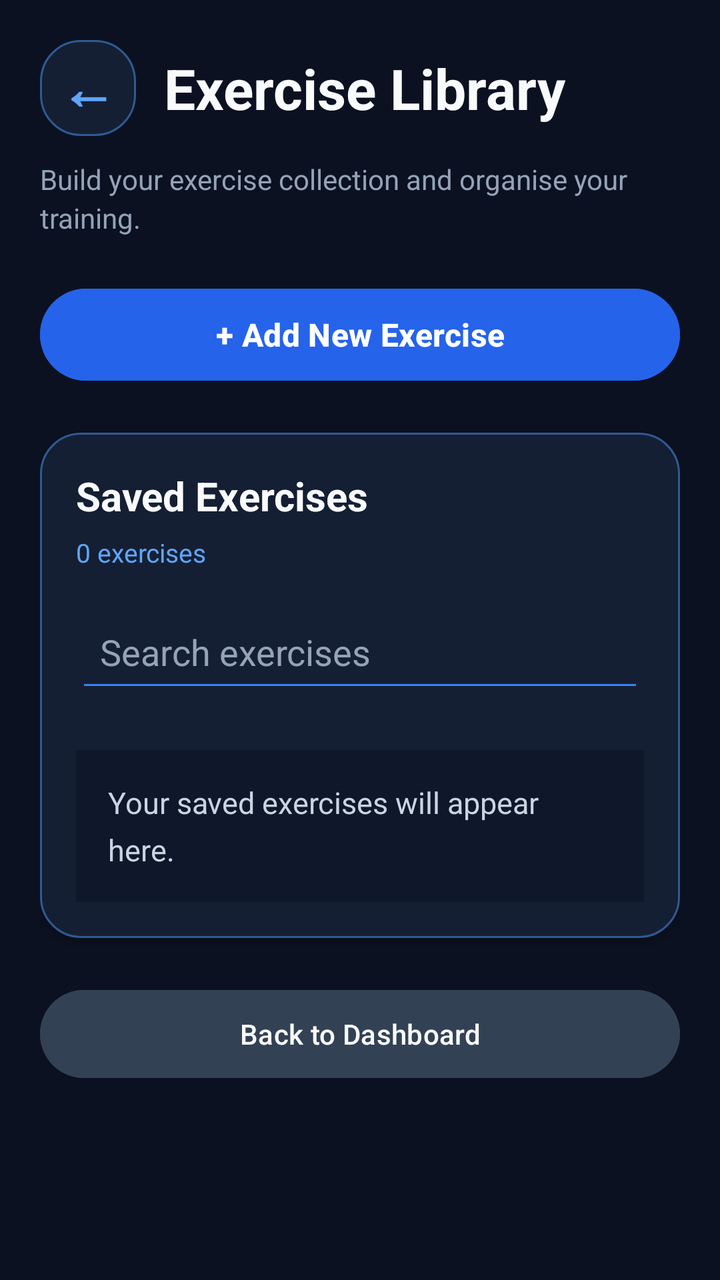
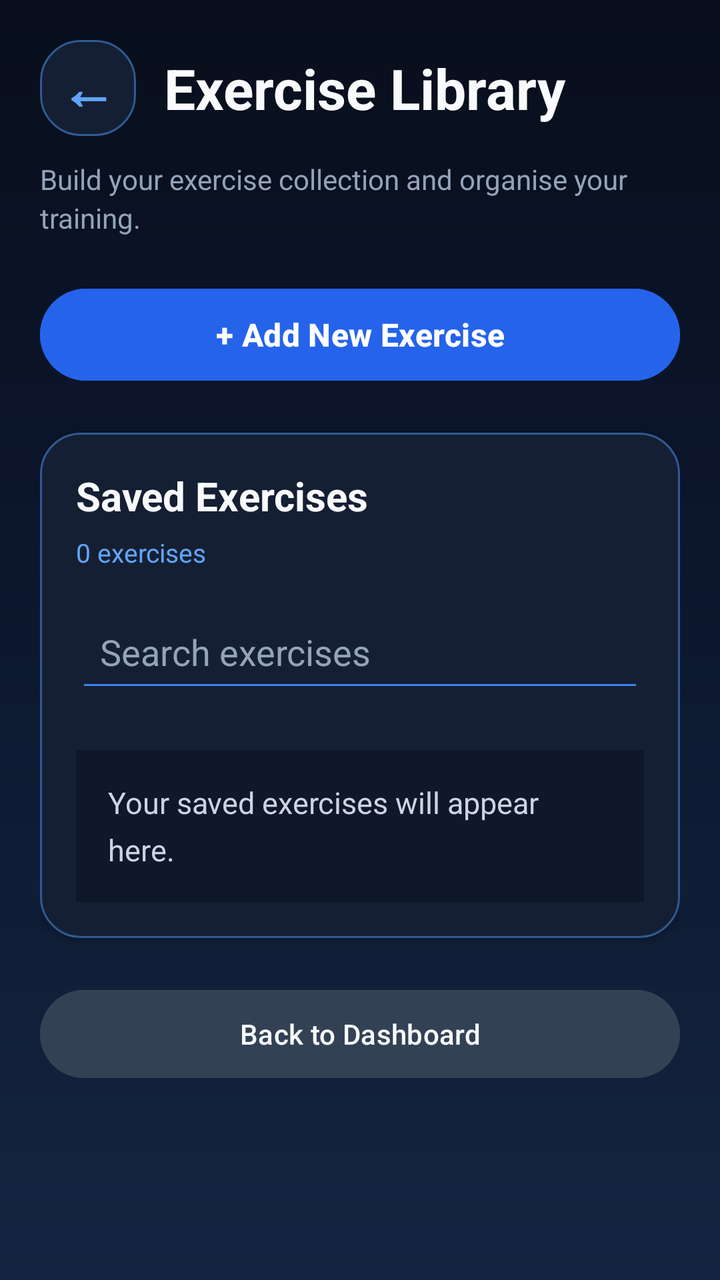

An Android layout rendered at two revisions. The XML below is the earlier revision; the diff shows what the commit changed to produce the second picture.
<!-- AndroidManifest.xml: application theme Theme.GymTrackerPro -->
<!-- res/layout/activity_exercises.xml -->
<?xml version="1.0" encoding="utf-8"?>
<ScrollView xmlns:android="http://schemas.android.com/apk/res/android"
    xmlns:app="http://schemas.android.com/apk/res-auto"
    android:layout_width="match_parent"
    android:layout_height="match_parent"
    android:background="#0B1120"
    android:fillViewport="true"
    android:scrollbars="none">

    <LinearLayout
        android:layout_width="match_parent"
        android:layout_height="wrap_content"
        android:orientation="vertical"
        android:padding="20dp">

        
        <LinearLayout
            android:layout_width="match_parent"
            android:layout_height="wrap_content"
            android:orientation="horizontal"
            android:gravity="center_vertical"
            android:layout_marginBottom="6dp">

            <TextView
                android:id="@+id/buttonBackArrow"
                android:layout_width="48dp"
                android:layout_height="48dp"
                android:background="@drawable/bg_card"
                android:gravity="center"
                android:text="←"
                android:textColor="#60A5FA"
                android:textSize="28sp"
                android:textStyle="bold"
                android:clickable="true"
                android:focusable="true"
                android:contentDescription="Back to Dashboard" />

            <TextView
                android:layout_width="0dp"
                android:layout_height="wrap_content"
                android:layout_weight="1"
                android:layout_marginStart="14dp"
                android:text="Exercise Library"
                android:textColor="#F8FAFC"
                android:textSize="28sp"
                android:textStyle="bold" />

        </LinearLayout>

        <TextView
            android:layout_width="match_parent"
            android:layout_height="wrap_content"
            android:layout_marginTop="6dp"
            android:layout_marginBottom="22dp"
            android:text="Build your exercise collection and organise your training."
            android:textColor="#94A3B8"
            android:textSize="14sp"
            android:lineSpacingExtra="3dp" />

        
        <Button
            android:id="@+id/buttonToggleAdd"
            android:layout_width="match_parent"
            android:layout_height="54dp"
            android:backgroundTint="#2563EB"
            android:text="+ Add New Exercise"
            android:textAllCaps="false"
            android:textColor="#FFFFFF"
            android:textSize="16sp"
            android:textStyle="bold" />

        
        <LinearLayout
            android:id="@+id/cardAddExercise"
            android:layout_width="match_parent"
            android:layout_height="wrap_content"
            android:layout_marginTop="16dp"
            android:background="@drawable/bg_card"
            android:elevation="3dp"
            android:orientation="vertical"
            android:padding="18dp"
            android:visibility="gone">

            <TextView
                android:layout_width="match_parent"
                android:layout_height="wrap_content"
                android:layout_marginBottom="18dp"
                android:text="Add a new exercise"
                android:textColor="#F8FAFC"
                android:textSize="19sp"
                android:textStyle="bold" />

            <TextView
                android:layout_width="match_parent"
                android:layout_height="wrap_content"
                android:layout_marginBottom="6dp"
                android:text="Exercise name"
                android:textColor="#CBD5E1"
                android:textSize="14sp"
                android:textStyle="bold" />

            <EditText
                android:id="@+id/editExerciseName"
                android:layout_width="match_parent"
                android:layout_height="54dp"
                android:backgroundTint="#3B82F6"
                android:hint="e.g. Bench Press"
                android:inputType="textCapWords"
                android:padding="14dp"
                android:singleLine="true"
                android:textColor="#F8FAFC"
                android:textColorHint="#94A3B8" />

            <TextView
                android:layout_width="match_parent"
                android:layout_height="wrap_content"
                android:layout_marginTop="18dp"
                android:layout_marginBottom="6dp"
                android:text="Muscle group"
                android:textColor="#CBD5E1"
                android:textSize="14sp"
                android:textStyle="bold" />

            <Spinner
                android:id="@+id/spinnerMuscleGroup"
                android:layout_width="match_parent"
                android:layout_height="54dp"
                android:backgroundTint="#3B82F6"
                android:paddingStart="10dp"
                android:paddingEnd="10dp" />

            <Button
                android:id="@+id/buttonSaveExercise"
                android:layout_width="match_parent"
                android:layout_height="54dp"
                android:layout_marginTop="22dp"
                android:backgroundTint="#2563EB"
                android:text="Save Exercise"
                android:textAllCaps="false"
                android:textColor="#FFFFFF"
                android:textSize="16sp"
                android:textStyle="bold" />

        </LinearLayout>

        
        <LinearLayout
            android:layout_width="match_parent"
            android:layout_height="wrap_content"
            android:layout_marginTop="22dp"
            android:background="@drawable/bg_card"
            android:elevation="3dp"
            android:orientation="vertical"
            android:padding="18dp">

            <TextView
                android:layout_width="match_parent"
                android:layout_height="wrap_content"
                android:layout_marginBottom="6dp"
                android:text="Saved Exercises"
                android:textColor="#F8FAFC"
                android:textSize="20sp"
                android:textStyle="bold" />

            <TextView
                android:id="@+id/textExerciseCount"
                android:layout_width="match_parent"
                android:layout_height="wrap_content"
                android:layout_marginBottom="16dp"
                android:text="0 exercises"
                android:textColor="#60A5FA"
                android:textSize="13sp" />

            
            <EditText
                android:id="@+id/editSearchExercise"
                android:layout_width="match_parent"
                android:layout_height="50dp"
                android:backgroundTint="#3B82F6"
                android:hint="Search exercises"
                android:inputType="text"
                android:padding="12dp"
                android:singleLine="true"
                android:textColor="#F8FAFC"
                android:textColorHint="#94A3B8" />

            
            <HorizontalScrollView
                android:layout_width="match_parent"
                android:layout_height="wrap_content"
                android:layout_marginTop="12dp"
                android:layout_marginBottom="12dp"
                android:scrollbars="none">

                <com.google.android.material.chip.ChipGroup
                    android:id="@+id/chipGroupMuscle"
                    android:layout_width="wrap_content"
                    android:layout_height="wrap_content"
                    app:singleLine="true"
                    app:singleSelection="true" />

            </HorizontalScrollView>

            
            <TextView
                android:id="@+id/textExerciseEmpty"
                android:layout_width="match_parent"
                android:layout_height="wrap_content"
                android:minHeight="70dp"
                android:background="#0F172A"
                android:lineSpacingExtra="6dp"
                android:padding="16dp"
                android:text="Your saved exercises will appear here."
                android:textColor="#CBD5E1"
                android:textSize="15sp" />

            
            <LinearLayout
                android:id="@+id/containerExercises"
                android:layout_width="match_parent"
                android:layout_height="wrap_content"
                android:orientation="vertical" />

            
            <TextView
                android:id="@+id/textExerciseList"
                android:layout_width="match_parent"
                android:layout_height="wrap_content"
                android:visibility="gone" />

        </LinearLayout>

        
        <Button
            android:id="@+id/buttonBackHome"
            android:layout_width="match_parent"
            android:layout_height="52dp"
            android:layout_marginTop="22dp"
            android:layout_marginBottom="12dp"
            android:backgroundTint="#334155"
            android:text="Back to Dashboard"
            android:textAllCaps="false"
            android:textColor="#F8FAFC" />

    </LinearLayout>

</ScrollView>
<!-- resources referenced by this layout -->
<resources>
  <!-- drawable bg_card (drawable) -->
  <?xml version="1.0" encoding="utf-8"?>
  <shape xmlns:android="http://schemas.android.com/apk/res/android" android:shape="rectangle">
      <solid android:color="@color/gt_surface" />
      <corners android:radius="20dp" />
      <stroke android:width="1dp" android:color="@color/gt_stroke" />
  </shape>
  <style name="Theme.GymTrackerPro" parent="Base.Theme.GymTrackerPro" />
  <color name="gt_surface">#151F33</color>
  <color name="gt_stroke">#2F5A94</color>
  <style name="Base.Theme.GymTrackerPro" parent="Theme.Material3.Dark.NoActionBar">
          <item name="colorPrimary">@color/gt_blue</item>
          <item name="colorSurface">@color/gt_surface</item>
          <item name="android:windowBackground">@color/gt_background</item>
  
          
          <item name="android:statusBarColor">@color/gt_background</item>
          <item name="android:navigationBarColor">@color/gt_background</item>
          <item name="android:windowLightStatusBar">false</item>
      </style>
  <color name="gt_blue">#60A5FA</color>
  <color name="gt_background">#0B1120</color>
</resources>

<!-- the commit's change to res/layout/activity_exercises.xml (unified diff, before → after) -->
@@ -3,7 +3,7 @@
     xmlns:app="http://schemas.android.com/apk/res-auto"
     android:layout_width="match_parent"
     android:layout_height="match_parent"
-    android:background="#0B1120"
+    android:background="@drawable/bg_midnight_gradient"
     android:fillViewport="true"
     android:scrollbars="none">
 
<!-- resource entries referenced after the edit -->
@@ -6,6 +6,19 @@
       <solid android:color="@color/gt_surface" />
       <corners android:radius="20dp" />
       <stroke android:width="1dp" android:color="@color/gt_stroke" />
+  </shape>
+  <!-- drawable bg_midnight_gradient (drawable) -->
+  <?xml version="1.0" encoding="utf-8"?>
+  <shape xmlns:android="http://schemas.android.com/apk/res/android"
+      android:shape="rectangle">
+  
+      <gradient
+          android:angle="270"
+          android:startColor="#080E1B"
+          android:centerColor="#0D1830"
+          android:endColor="#142440"
+          android:type="linear" />
+  
   </shape>
   <style name="Theme.GymTrackerPro" parent="Base.Theme.GymTrackerPro" />
   <color name="gt_surface">#151F33</color>
